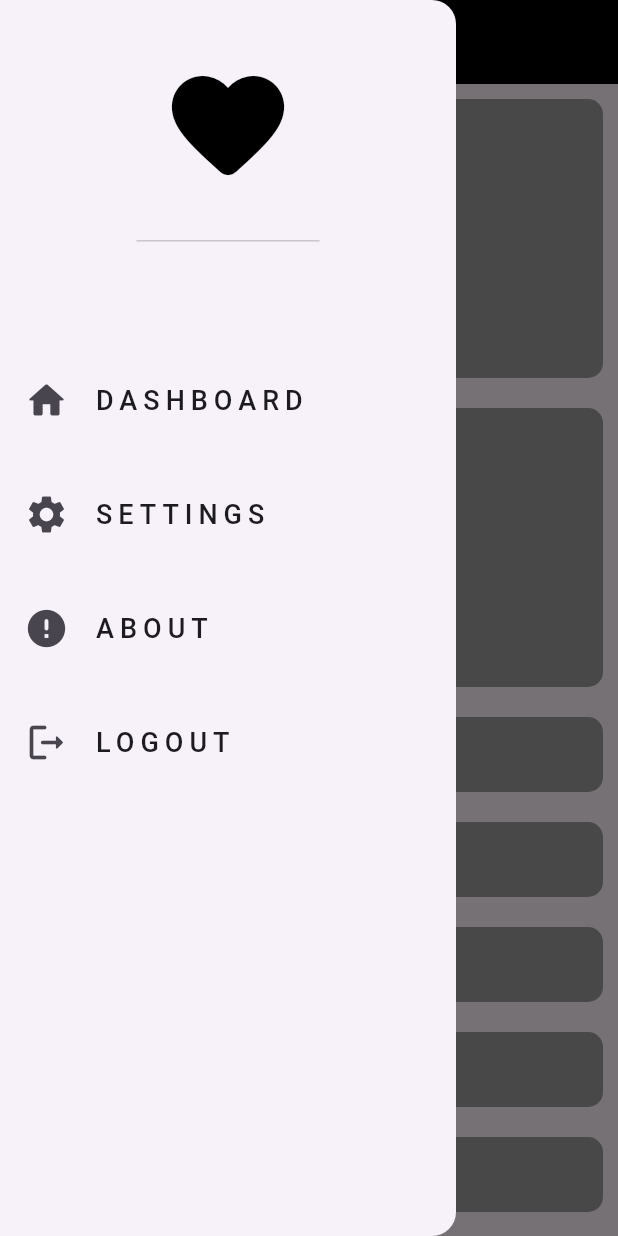
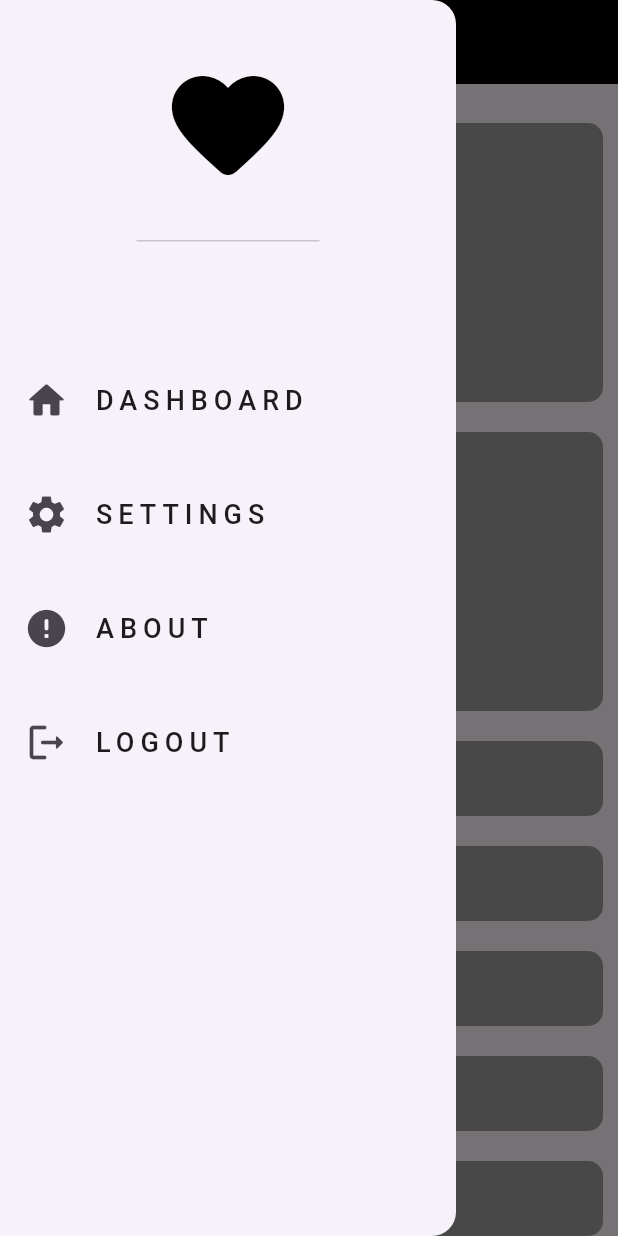
Before and after one commit to marcolous/Flutter-Responsive-UI, a Flutter app: the screen it shows after launch, after a tap on the "menu" icon, on a phone screen of 412 x 824 dp. Run offline on Flutter 3.47's test engine with Material 3 defaults, Android fonts, the phone set to English and light mode, and no system bars; our stand-ins replace gap.

Commit message:
desktop layout done except text

```diff
--- /dev/null
+++ b/lib/views/UI/phone UI/Phone_sliver_list_body.dart
@@ -0,0 +1,22 @@
+import 'package:flutter/material.dart';
+
+class PhoneSliverListBody extends StatelessWidget {
+  const PhoneSliverListBody({
+    super.key,
+  });
+
+  @override
+  Widget build(BuildContext context) {
+    return SliverList.builder(
+      itemCount: 10,
+      itemBuilder: (context, index) => Container(
+        height: 50,
+        decoration: BoxDecoration(
+          borderRadius: BorderRadius.circular(10),
+          color: Colors.grey,
+        ),
+        margin: const EdgeInsets.all(10),
+      ),
+    );
+  }
+}
--- /dev/null
+++ b/lib/views/UI/phone UI/phone_sliver_grid_body.dart
@@ -0,0 +1,19 @@
+import 'package:flutter/material.dart';
+import 'package:responsive_test/views/widgets/custom_container.dart';
+
+class PhoneSliverGridBody extends StatelessWidget {
+  const PhoneSliverGridBody({
+    super.key,
+  });
+
+  @override
+  Widget build(BuildContext context) {
+    return SliverGrid.builder(
+      itemCount: 4,
+      gridDelegate: const SliverGridDelegateWithFixedCrossAxisCount(
+        crossAxisCount: 2,
+      ),
+      itemBuilder: (context, index) => const CustomContainer(),
+    );
+  }
+}
--- a/lib/views/home_view.dart
+++ b/lib/views/home_view.dart
@@ -49,18 +49,19 @@ class CustomDrawer extends StatelessWidget {
             child: Icon(Icons.favorite_rounded, color: Colors.black, size: 90),
           ),
           Gap(70),
-          CustomRow(text: 'DASHBOARD', icon: Icons.home_rounded),
-          CustomRow(text: 'SETTINGS', icon: Icons.settings),
-          CustomRow(text: 'ABOUT', icon: Icons.error_rounded),
-          CustomRow(text: 'LOGOUT', icon: Icons.logout_rounded),
+          CustomListTile(text: 'DASHBOARD', icon: Icons.home_rounded),
+          CustomListTile(text: 'SETTINGS', icon: Icons.settings),
+          CustomListTile(text: 'ABOUT', icon: Icons.error_rounded),
+          CustomListTile(text: 'LOGOUT', icon: Icons.logout_rounded),
         ],
       ),
     );
   }
 }
 
-class CustomRow extends StatelessWidget {
-  const CustomRow({super.key, required this.text, required this.icon});
+class CustomListTile extends StatelessWidget {
+
+  const CustomListTile({super.key, required this.text, required this.icon});
   final String text;
   final IconData icon;
   @override
--- /dev/null
+++ b/lib/views/layouts/phone_layout.dart
@@ -0,0 +1,22 @@
+import 'package:flutter/material.dart';
+import 'package:responsive_test/views/UI/phone%20UI/Phone_sliver_list_body.dart';
+import 'package:responsive_test/views/UI/phone%20UI/phone_sliver_grid_body.dart';
+
+class PhoneLayout extends StatelessWidget {
+  const PhoneLayout({super.key});
+
+  @override
+  Widget build(BuildContext context) {
+    return const CustomScrollView(
+      slivers: [
+        SliverToBoxAdapter(
+          child: SizedBox(
+            height: 16,
+          ),
+        ),
+        PhoneSliverGridBody(),
+        PhoneSliverListBody(),
+      ],
+    );
+  }
+}
--- /dev/null
+++ b/lib/views/widgets/custom_container.dart
@@ -0,0 +1,18 @@
+import 'package:flutter/material.dart';
+
+class CustomContainer extends StatelessWidget {
+  const CustomContainer({
+    super.key,
+  });
+
+  @override
+  Widget build(BuildContext context) {
+    return Container(
+      decoration: BoxDecoration(
+        borderRadius: BorderRadius.circular(10),
+        color: Colors.grey,
+      ),
+      margin: const EdgeInsets.all(10),
+    );
+  }
+}
--- a/lib/views/widgets/grid_view_body.dart
+++ /dev/null
@@ -1,51 +0,0 @@
-import 'package:flutter/material.dart';
-
-class PhoneGridViewBody extends StatelessWidget {
-  const PhoneGridViewBody({
-    super.key,
-  });
-
-  @override
-  Widget build(BuildContext context) {
-    return GridView.builder(
-      shrinkWrap: true,
-      physics: const NeverScrollableScrollPhysics(),
-      itemCount: 4,
-      gridDelegate: const SliverGridDelegateWithFixedCrossAxisCount(
-        crossAxisCount: 2,
-      ),
-      itemBuilder: (context, index) => Container(
-        decoration: BoxDecoration(
-          borderRadius: BorderRadius.circular(10),
-          color: Colors.grey,
-        ),
-        margin: const EdgeInsets.all(10),
-      ),
-    );
-  }
-}
-
-class TabletGridViewBody extends StatelessWidget {
-  const TabletGridViewBody({
-    super.key,
-  });
-
-  @override
-  Widget build(BuildContext context) {
-    return GridView.builder(
-      shrinkWrap: true,
-      physics: const NeverScrollableScrollPhysics(),
-      itemCount: 4,
-      gridDelegate: const SliverGridDelegateWithFixedCrossAxisCount(
-        crossAxisCount: 4,
-      ),
-      itemBuilder: (context, index) => Container(
-        decoration: BoxDecoration(
-          borderRadius: BorderRadius.circular(10),
-          color: Colors.grey,
-        ),
-        margin: const EdgeInsets.all(10),
-      ),
-    );
-  }
-}
--- a/lib/views/widgets/home_view_body.dart
+++ b/lib/views/widgets/home_view_body.dart
@@ -1,5 +1,7 @@
 import 'package:flutter/material.dart';
-import 'package:responsive_test/views/widgets/grid_view_body.dart';
+import 'package:responsive_test/views/layouts/desktop_layout.dart';
+import 'package:responsive_test/views/layouts/tablet_layout.dart';
+import 'package:responsive_test/views/layouts/phone_layout.dart';
 
 class HomeViewBody extends StatelessWidget {
   const HomeViewBody({
@@ -8,40 +10,14 @@ class HomeViewBody extends StatelessWidget {
 
   @override
   Widget build(BuildContext context) {
-    return CustomScrollView(
-      slivers: [
-        SliverToBoxAdapter(
-          child: LayoutBuilder(builder: (context, constrains) {
-            if (constrains.maxWidth < 600) {
-              return const PhoneGridViewBody();
-            } else {
-              return const TabletGridViewBody();
-            }
-          }),
-        ),
-        const SliverListBody(),
-      ],
-    );
+    return LayoutBuilder(builder: (context, constrains) {
+      if (constrains.maxWidth < 600) {
+        return const PhoneLayout();
+      } else if (constrains.maxWidth < 900) {
+        return const TabletLayout();
+      } else {
+        return const DesktopLayout();
+      }
+    });
   }
 }
-
-class SliverListBody extends StatelessWidget {
-  const SliverListBody({
-    super.key,
-  });
-
-  @override
-  Widget build(BuildContext context) {
-    return SliverList.builder(
-      itemCount: 10,
-      itemBuilder: (context, index) => Container(
-        height: 50,
-        decoration: BoxDecoration(
-          borderRadius: BorderRadius.circular(10),
-          color: Colors.grey,
-        ),
-        margin: const EdgeInsets.all(10),
-      ),
-    );
-  }
-}
```
Also changed, not shown: lib/views/UI/Tablet UI/tablet_grid_view_body.dart (added, +31 -0 lines), lib/views/UI/desktop UI/desktop_sliver_list_body.dart (added, +21 -0 lines), lib/views/layouts/desktop_layout.dart (added, +22 -0 lines), lib/views/layouts/tablet_layout.dart (added, +22 -0 lines).
